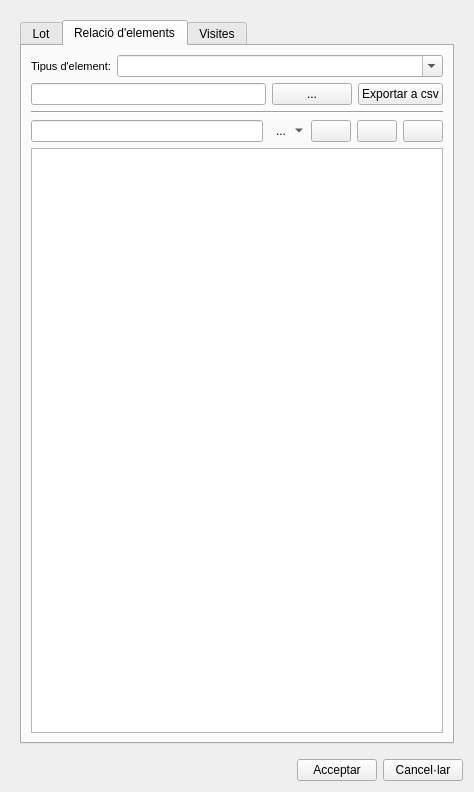
Above: core/ui/toolbars/cm/add_lot.ui from Giswater/giswater_qgis_plugin before the change. Below: the same form after it.
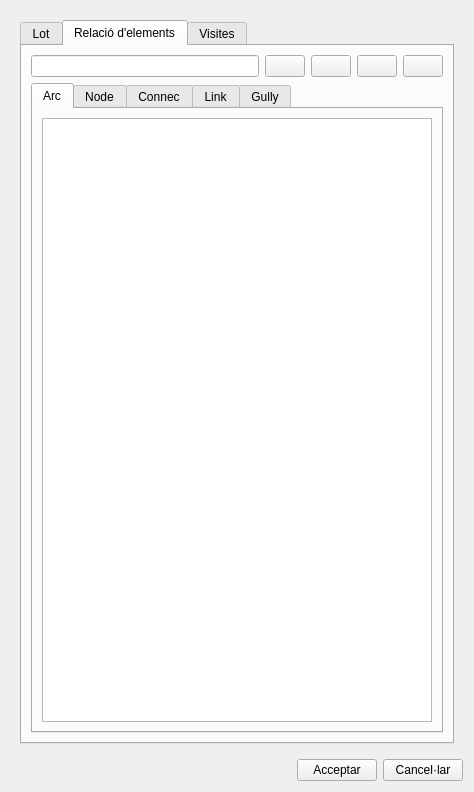
That is the form after the change. The open tabs and pages were chosen to show the change. Icons and pictures are not drawn.

Commit message: fix(lot): start cleaning and removing no need code for lot, be able to open dlg and change tab relations style

```diff
--- a/core/ui/toolbars/cm/add_lot.ui
+++ b/core/ui/toolbars/cm/add_lot.ui
@@ -428,102 +428,13 @@
           <string>Relació d'elements</string>
          </attribute>
          <layout class="QVBoxLayout" name="verticalLayout_4">
-          <item>
-           <layout class="QHBoxLayout" name="horizontalLayout_8" stretch="0,1">
-            <item>
-             <widget class="QLabel" name="label_feature_type">
-              <property name="font">
-               <font>
-                <pointsize>8</pointsize>
-               </font>
-              </property>
-              <property name="frameShape">
-               <enum>QFrame::NoFrame</enum>
-              </property>
-              <property name="frameShadow">
-               <enum>QFrame::Plain</enum>
-              </property>
-              <property name="text">
-               <string>Tipus d'element:</string>
-              </property>
-              <property name="textFormat">
-               <enum>Qt::AutoText</enum>
-              </property>
-              <property name="scaledContents">
-               <bool>false</bool>
-              </property>
-              <property name="alignment">
-               <set>Qt::AlignLeading|Qt::AlignLeft|Qt::AlignVCenter</set>
-              </property>
-              <property name="margin">
-               <number>3</number>
-              </property>
-             </widget>
-            </item>
-            <item>
-             <widget class="QComboBox" name="feature_type">
-              <property name="editable">
-               <bool>true</bool>
-              </property>
-              <property name="sizeAdjustPolicy">
-               <enum>QComboBox::AdjustToContents</enum>
-              </property>
-             </widget>
-            </item>
-           </layout>
-          </item>
-          <item>
-           <layout class="QHBoxLayout" name="horizontalLayout_20">
-            <item>
-             <widget class="QLineEdit" name="txt_path_rel">
-              <property name="readOnly">
-               <bool>true</bool>
-              </property>
-             </widget>
-            </item>
-            <item>
-             <widget class="QPushButton" name="btn_path_rel">
-              <property name="text">
-               <string>...</string>
-              </property>
-             </widget>
-            </item>
-            <item>
-             <widget class="QPushButton" name="btn_export_rel">
-              <property name="text">
-               <string>Exportar a csv</string>
-              </property>
-             </widget>
-            </item>
-           </layout>
-          </item>
-          <item>
-           <widget class="Line" name="line_2">
-            <property name="orientation">
-             <enum>Qt::Horizontal</enum>
-            </property>
-           </widget>
-          </item>
           <item>
            <layout class="QHBoxLayout" name="horizontalLayout_9">
             <item>
              <widget class="QLineEdit" name="feature_id"/>
             </item>
             <item>
-             <widget class="QToolButton" name="action_selector">
-              <property name="text">
-               <string>...</string>
-              </property>
-              <property name="popupMode">
-               <enum>QToolButton::MenuButtonPopup</enum>
-              </property>
-              <property name="autoRaise">
-               <bool>true</bool>
-              </property>
-             </widget>
-            </item>
-            <item>
-             <widget class="QPushButton" name="btn_feature_insert">
+             <widget class="QPushButton" name="btn_insert">
               <property name="text">
                <string/>
               </property>
@@ -555,13 +466,90 @@
               </property>
              </widget>
             </item>
+            <item>
+             <widget class="QPushButton" name="btn_expr_select">
+              <property name="text">
+               <string/>
+              </property>
+             </widget>
+            </item>
            </layout>
           </item>
           <item>
-           <widget class="QTableView" name="tbl_relation">
-            <property name="sortingEnabled">
-             <bool>true</bool>
+           <widget class="QTabWidget" name="tab_feature">
+            <property name="currentIndex">
+             <number>0</number>
             </property>
+            <widget class="QWidget" name="tab_arc">
+             <attribute name="title">
+              <string>Arc</string>
+             </attribute>
+             <layout class="QGridLayout" name="gridLayout_4">
+              <item row="0" column="0">
+               <widget class="QTableView" name="tbl_campaign_x_arc">
+                <property name="sortingEnabled">
+                 <bool>true</bool>
+                </property>
+               </widget>
+              </item>
+             </layout>
+            </widget>
+            <widget class="QWidget" name="tab_node">
+             <attribute name="title">
+              <string>Node</string>
+             </attribute>
+             <layout class="QGridLayout" name="gridLayout_6">
+              <item row="0" column="0">
+               <widget class="QTableView" name="tbl_campaign_x_node">
+                <property name="sortingEnabled">
+                 <bool>true</bool>
+                </property>
+               </widget>
+              </item>
+             </layout>
+            </widget>
+            <widget class="QWidget" name="tab_connec">
+             <attribute name="title">
+              <string>Connec</string>
+             </attribute>
+             <layout class="QGridLayout" name="gridLayout_7">
+              <item row="0" column="0">
+               <widget class="QTableView" name="tbl_campaign_x_connec">
+                <property name="sortingEnabled">
+                 <bool>true</bool>
+                </property>
+               </widget>
+              </item>
+             </layout>
+            </widget>
+            <widget class="QWidget" name="tab_link">
+             <attribute name="title">
+              <string>Link</string>
+             </attribute>
+             <layout class="QGridLayout" name="gridLayout_8">
+              <item row="0" column="0">
+               <widget class="QTableView" name="tbl_campaign_x_link">
+                <property name="sortingEnabled">
+                 <bool>true</bool>
+                </property>
+               </widget>
+              </item>
+             </layout>
+            </widget>
+            <widget class="QWidget" name="tab_gully">
+             <attribute name="title">
+              <string>Gully</string>
+             </attribute>
+             <layout class="QGridLayout" name="gridLayout_9">
+              <item row="0" column="0">
+               <widget class="QTableView" name="tbl_campaign_x_gully">
+                <property name="sortingEnabled">
+                 <bool>true</bool>
+                </property>
+               </widget>
+              </item>
+             </layout>
+            </widget>
            </widget>
           </item>
          </layout>
```
Left out of the diff: 10 changed lines with no effect on the pictures. The commit also changes 1 other file.
